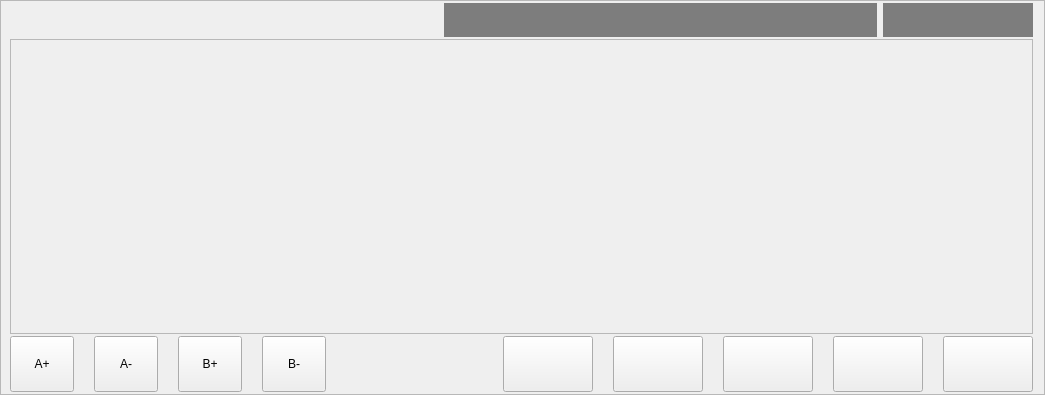
First picture: the form in hcmanualoperation/ichcmanualoperationpageframe.ui, repository dongdong-2009/3-5AxisRobot, before the edit.
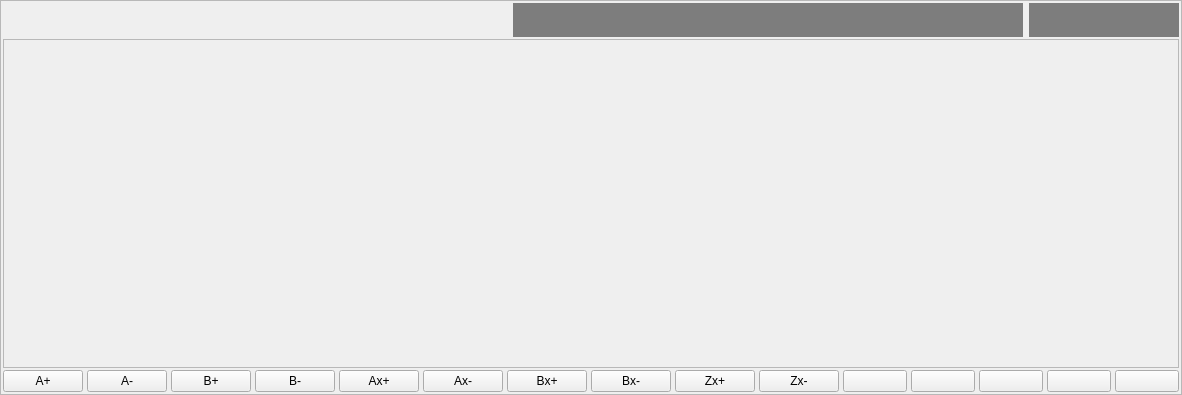
Second picture: the form after the edit.

Diff of the .ui file:
```diff
--- a/hcmanualoperation/ichcmanualoperationpageframe.ui
+++ b/hcmanualoperation/ichcmanualoperationpageframe.ui
@@ -6,7 +6,7 @@
    <rect>
     <x>0</x>
     <y>0</y>
-    <width>1045</width>
+    <width>800</width>
     <height>395</height>
    </rect>
   </property>
@@ -24,11 +24,14 @@
     <number>2</number>
    </property>
    <property name="leftMargin">
-    <number>9</number>
+    <number>2</number>
    </property>
    <property name="topMargin">
     <number>2</number>
    </property>
+   <property name="rightMargin">
+    <number>2</number>
+   </property>
    <property name="bottomMargin">
     <number>2</number>
    </property>
@@ -123,84 +126,138 @@
    <item>
     <layout class="QHBoxLayout" name="horizontalLayout_2">
      <property name="spacing">
-      <number>20</number>
+      <number>4</number>
      </property>
      <item>
-      <widget class="QToolButton" name="aAddButton">
+      <widget class="QPushButton" name="aAddButton">
        <property name="sizePolicy">
         <sizepolicy hsizetype="Fixed" vsizetype="Preferred">
          <horstretch>0</horstretch>
          <verstretch>0</verstretch>
         </sizepolicy>
        </property>
-       <property name="minimumSize">
-        <size>
-         <width>64</width>
-         <height>48</height>
-        </size>
-       </property>
        <property name="text">
         <string>A+</string>
        </property>
       </widget>
      </item>
      <item>
-      <widget class="QToolButton" name="aSubButton">
+      <widget class="QPushButton" name="aSubButton">
        <property name="sizePolicy">
         <sizepolicy hsizetype="Fixed" vsizetype="Preferred">
          <horstretch>0</horstretch>
          <verstretch>0</verstretch>
         </sizepolicy>
        </property>
-       <property name="minimumSize">
-        <size>
-         <width>64</width>
-         <height>48</height>
-        </size>
-       </property>
        <property name="text">
         <string>A-</string>
        </property>
       </widget>
      </item>
      <item>
-      <widget class="QToolButton" name="bAddButton">
+      <widget class="QPushButton" name="bAddButton">
        <property name="sizePolicy">
         <sizepolicy hsizetype="Fixed" vsizetype="Preferred">
          <horstretch>0</horstretch>
          <verstretch>0</verstretch>
         </sizepolicy>
        </property>
-       <property name="minimumSize">
-        <size>
-         <width>64</width>
-         <height>48</height>
-        </size>
-       </property>
        <property name="text">
         <string>B+</string>
        </property>
       </widget>
      </item>
      <item>
-      <widget class="QToolButton" name="bSubButton">
+      <widget class="QPushButton" name="bSubButton">
        <property name="sizePolicy">
         <sizepolicy hsizetype="Fixed" vsizetype="Preferred">
          <horstretch>0</horstretch>
          <verstretch>0</verstretch>
         </sizepolicy>
        </property>
-       <property name="minimumSize">
-        <size>
-         <width>64</width>
-         <height>48</height>
-        </size>
-       </property>
        <property name="text">
         <string>B-</string>
        </property>
       </widget>
      </item>
+     <item>
+      <widget class="QPushButton" name="axAddButton">
+       <property name="sizePolicy">
+        <sizepolicy hsizetype="Fixed" vsizetype="Preferred">
+         <horstretch>0</horstretch>
+         <verstretch>0</verstretch>
+        </sizepolicy>
+       </property>
+       <property name="text">
+        <string>Ax+</string>
+       </property>
+      </widget>
+     </item>
+     <item>
+      <widget class="QPushButton" name="axSubButton">
+       <property name="sizePolicy">
+        <sizepolicy hsizetype="Fixed" vsizetype="Preferred">
+         <horstretch>0</horstretch>
+         <verstretch>0</verstretch>
+        </sizepolicy>
+       </property>
+       <property name="text">
+        <string>Ax-</string>
+       </property>
+      </widget>
+     </item>
+     <item>
+      <widget class="QPushButton" name="bxAddButton">
+       <property name="sizePolicy">
+        <sizepolicy hsizetype="Fixed" vsizetype="Preferred">
+         <horstretch>0</horstretch>
+         <verstretch>0</verstretch>
+        </sizepolicy>
+       </property>
+       <property name="text">
+        <string>Bx+</string>
+       </property>
+      </widget>
+     </item>
+     <item>
+      <widget class="QPushButton" name="bxSubButton">
+       <property name="sizePolicy">
+        <sizepolicy hsizetype="Fixed" vsizetype="Preferred">
+         <horstretch>0</horstretch>
+         <verstretch>0</verstretch>
+        </sizepolicy>
+       </property>
+       <property name="text">
+        <string>Bx-</string>
+       </property>
+      </widget>
+     </item>
+     <item>
+      <widget class="QPushButton" name="zxAddButton">
+       <property name="sizePolicy">
+        <sizepolicy hsizetype="Fixed" vsizetype="Preferred">
+         <horstretch>0</horstretch>
+         <verstretch>0</verstretch>
+        </sizepolicy>
+       </property>
+       <property name="text">
+        <string>Zx+</string>
+       </property>
+      </widget>
+     </item>
+     <item>
+      <widget class="QPushButton" name="zxSubButton">
+       <property name="sizePolicy">
+        <sizepolicy hsizetype="Fixed" vsizetype="Preferred">
+         <horstretch>0</horstretch>
+         <verstretch>0</verstretch>
+        </sizepolicy>
+       </property>
+       <property name="text">
+        <string>Zx-</string>
+       </property>
+      </widget>
+     </item>
      <item>
       <spacer name="horizontalSpacer">
        <property name="orientation">
@@ -227,7 +284,7 @@
        </property>
        <property name="minimumSize">
         <size>
-         <width>90</width>
+         <width>64</width>
          <height>0</height>
         </size>
        </property>
@@ -237,9 +294,6 @@
        <property name="acceptDrops">
         <bool>false</bool>
        </property>
-       <property name="styleSheet">
-        <string notr="true">height:48px;</string>
-       </property>
        <property name="text">
         <string/>
        </property>
@@ -270,7 +324,7 @@
        </property>
        <property name="minimumSize">
         <size>
-         <width>90</width>
+         <width>64</width>
          <height>0</height>
         </size>
        </property>
@@ -280,9 +334,6 @@
        <property name="acceptDrops">
         <bool>false</bool>
        </property>
-       <property name="styleSheet">
-        <string notr="true">height:48px</string>
-       </property>
        <property name="text">
         <string/>
        </property>
@@ -313,16 +364,13 @@
        </property>
        <property name="minimumSize">
         <size>
-         <width>90</width>
+         <width>64</width>
          <height>0</height>
         </size>
        </property>
        <property name="acceptDrops">
         <bool>false</bool>
        </property>
-       <property name="styleSheet">
-        <string notr="true">height:48px</string>
-       </property>
        <property name="text">
         <string/>
        </property>
@@ -353,13 +401,10 @@
        </property>
        <property name="minimumSize">
         <size>
-         <width>90</width>
+         <width>64</width>
          <height>0</height>
         </size>
        </property>
-       <property name="styleSheet">
-        <string notr="true">height:48px</string>
-       </property>
        <property name="text">
         <string/>
        </property>
@@ -387,13 +432,10 @@
        </property>
        <property name="minimumSize">
         <size>
-         <width>90</width>
+         <width>64</width>
          <height>0</height>
         </size>
        </property>
-       <property name="styleSheet">
-        <string notr="true">height:48px</string>
-       </property>
        <property name="text">
         <string/>
        </property>
```
